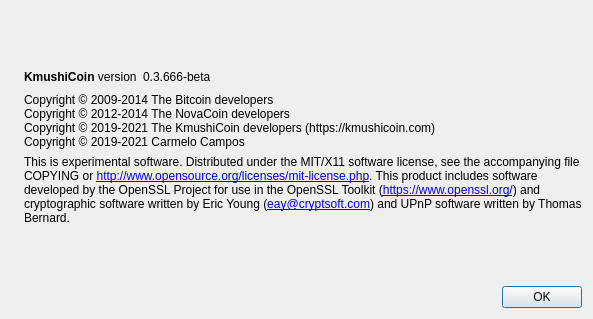
Qt form src/qt/forms/aboutdialog.ui (kmushi-coin/kmushicoin-source) before a commit.
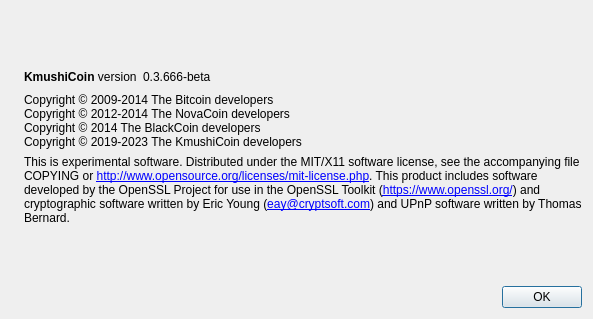
The same form after that commit. Icons and pictures are not drawn.

The edit to the form file:
```diff
--- a/src/qt/forms/aboutdialog.ui
+++ b/src/qt/forms/aboutdialog.ui
@@ -93,8 +93,8 @@
        <property name="text">
         <string>Copyright © 2009-2014 The Bitcoin developers
 Copyright © 2012-2014 The NovaCoin developers
-Copyright © 2019-2021 The KmushiCoin developers (https://kmushicoin.com)
-Copyright © 2019-2021 Carmelo Campos</string>
+Copyright © 2014 The BlackCoin developers
+Copyright © 2019-2023 The KmushiCoin developers</string>
        </property>
        <property name="textInteractionFlags">
         <set>Qt::LinksAccessibleByMouse|Qt::TextSelectableByKeyboard|Qt::TextSelectableByMouse</set>
```
